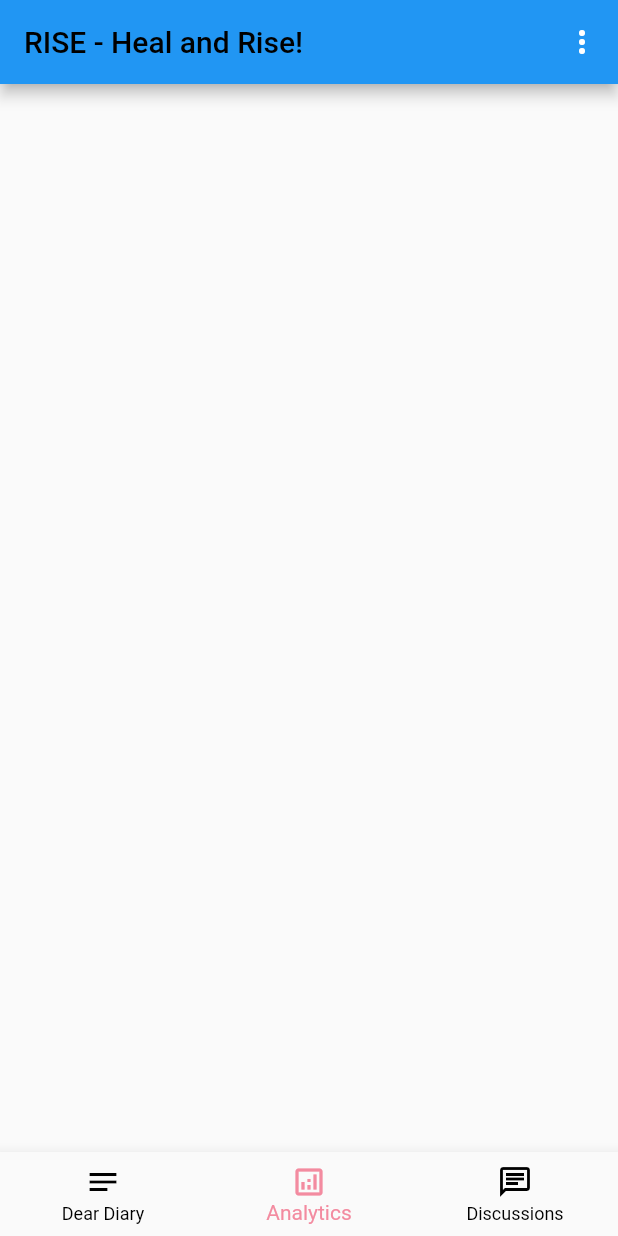
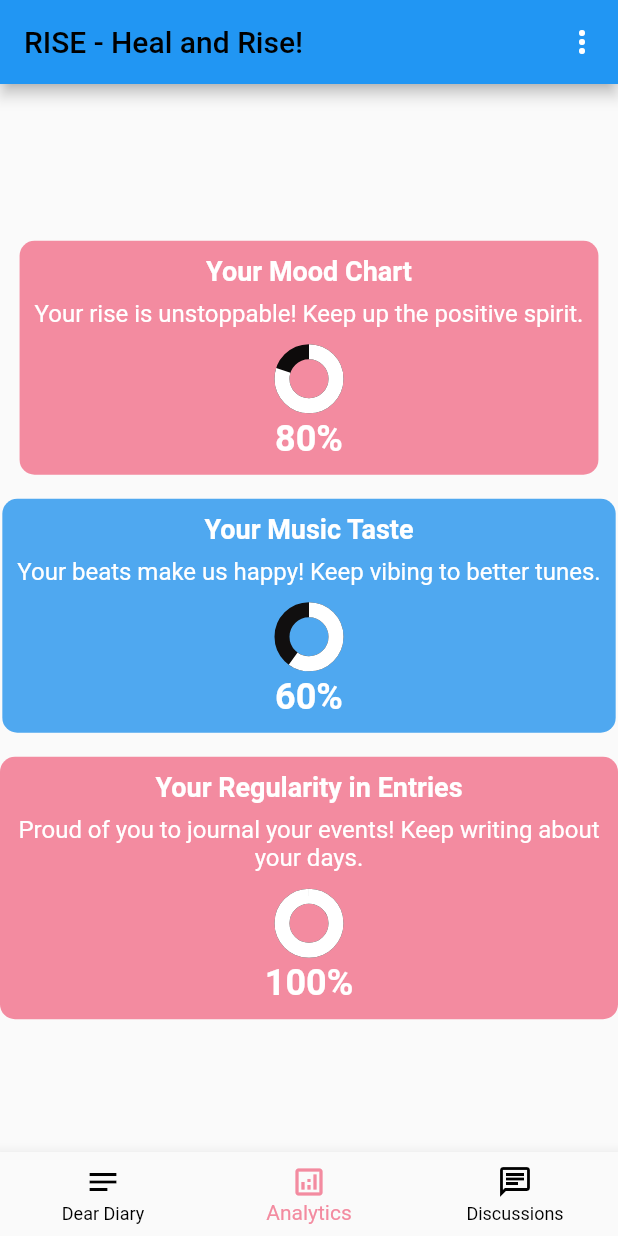
Before and after one commit to manasvvi1/Rise, a Flutter app: the MyNavBar screen opened directly, item 2 of the bottom bar chosen, on a phone screen of 412 x 824 dp. Run offline on Flutter 3.47's test engine with Material 2 defaults, Android fonts, the phone set to English and light mode, and no system bars; our stand-ins replace cloud_firestore, firebase_auth, firebase_core; accounts and stored records are empty.

Commit message:
analytics code pasted

```diff
--- a/lib/Analytics.dart
+++ b/lib/Analytics.dart
@@ -1,4 +1,6 @@
 import 'package:flutter/cupertino.dart';
+import 'package:rise/constants.dart';
+import 'package:flutter/material.dart';
 
 class Analytics extends StatefulWidget {
   const Analytics({Key? key}) : super(key: key);
@@ -10,6 +12,153 @@ class Analytics extends StatefulWidget {
 class _AnalyticsState extends State<Analytics> {
   @override
   Widget build(BuildContext context) {
-    return Container();
+    return Center(
+      child: SingleChildScrollView(
+        child: Column(
+          mainAxisAlignment: MainAxisAlignment.center,
+          children: <Widget>[
+            Row(
+              mainAxisAlignment: MainAxisAlignment.center,
+              children: <Widget>[],
+            ),
+            SizedBox(height: 16),
+            Container(
+              padding: EdgeInsets.all(10),
+              decoration: BoxDecoration(
+                color: PRIMARY_DARK_PINK,
+                borderRadius: BorderRadius.circular(10),
+              ),
+              child: Column(
+                children: [
+                  Text(
+                    'Your Mood Chart',
+                    style: TextStyle(
+                      color: Colors.white,
+                      fontWeight: FontWeight.bold,
+                      fontSize: 18,
+                    ),
+                  ),
+                  SizedBox(height: 8),
+                  Text(
+                    'Your rise is unstoppable! Keep up the positive spirit.',
+                    style: TextStyle(
+                      color: Colors.white,
+                      fontSize: 16,
+                    ),
+                    textAlign: TextAlign.center,
+                  ),
+                  SizedBox(height: 16),
+                  CircularProgressIndicator(
+                    value: 0.8, // Adjust the value between 0.0 and 1.0
+                    color: Colors.white,
+                    backgroundColor: Color(0xff0d0b0b),
+                    strokeWidth: 10,
+                  ),
+                  SizedBox(height: 8),
+                  Text(
+                    '80%',
+                    style: TextStyle(
+                      fontWeight: FontWeight.bold,
+                      fontSize: 24,
+                      color: Colors.white,
+                    ),
+                  ),
+                ],
+              ),
+            ),
+            SizedBox(height: 16),
+            Container(
+              padding: EdgeInsets.all(10),
+              decoration: BoxDecoration(
+                color: Color(0xff4fa8f0),
+                borderRadius: BorderRadius.circular(10),
+              ),
+              child: Column(
+                children: [
+                  Text(
+                    'Your Music Taste',
+                    style: TextStyle(
+                      color: Colors.white,
+                      fontWeight: FontWeight.bold,
+                      fontSize: 18,
+                    ),
+                  ),
+                  SizedBox(height: 8),
+                  Text(
+                    'Your beats make us happy! Keep vibing to better tunes.',
+                    style: TextStyle(
+                      color: Colors.white,
+                      fontSize: 16,
+                    ),
+                    textAlign: TextAlign.center,
+                  ),
+                  SizedBox(height: 16),
+                  CircularProgressIndicator(
+                    value: 0.6, // Adjust the value between 0.0 and 1.0
+                    color: Colors.white,
+                    backgroundColor: Color(0xff110f0f),
+                    strokeWidth: 10,
+                  ),
+                  SizedBox(height: 8),
+                  Text(
+                    '60%',
+                    style: TextStyle(
+                      fontWeight: FontWeight.bold,
+                      fontSize: 24,
+                      color: Colors.white,
+                    ),
+                  ),
+                ],
+              ),
+            ),
+            SizedBox(height: 16),
+            Container(
+              padding: EdgeInsets.all(10),
+              decoration: BoxDecoration(
+                color: PRIMARY_DARK_PINK,
+                borderRadius: BorderRadius.circular(10),
+              ),
+              child: Column(
+                children: [
+                  Text(
+                    'Your Regularity in Entries',
+                    style: TextStyle(
+                      color: Colors.white,
+                      fontWeight: FontWeight.bold,
+                      fontSize: 18,
+                    ),
+                  ),
+                  SizedBox(height: 8),
+                  Text(
+                    'Proud of you to journal your events! Keep writing about your days.',
+                    style: TextStyle(
+                      color: Colors.white,
+                      fontSize: 16,
+                    ),
+                    textAlign: TextAlign.center,
+                  ),
+                  SizedBox(height: 16),
+                  CircularProgressIndicator(
+                    value: 1.0, // Adjust the value between 0.0 and 1.0
+                    color: Colors.white,
+                    backgroundColor: Color(0xff121111),
+                    strokeWidth: 10,
+                  ),
+                  SizedBox(height: 8),
+                  Text(
+                    '100%',
+                    style: TextStyle(
+                      fontWeight: FontWeight.bold,
+                      fontSize: 24,
+                      color: Colors.white,
+                    ),
+                  ),
+                ],
+              ),
+            ),
+          ],
+        ),
+      ),
+    );
   }
 }
```
